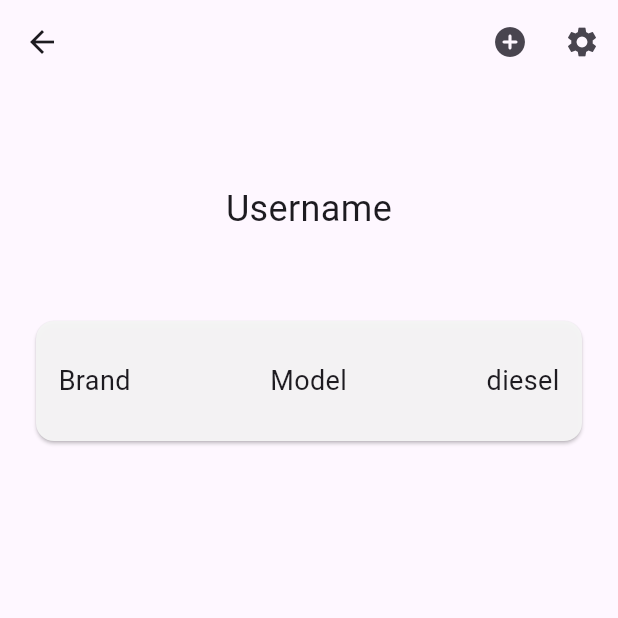
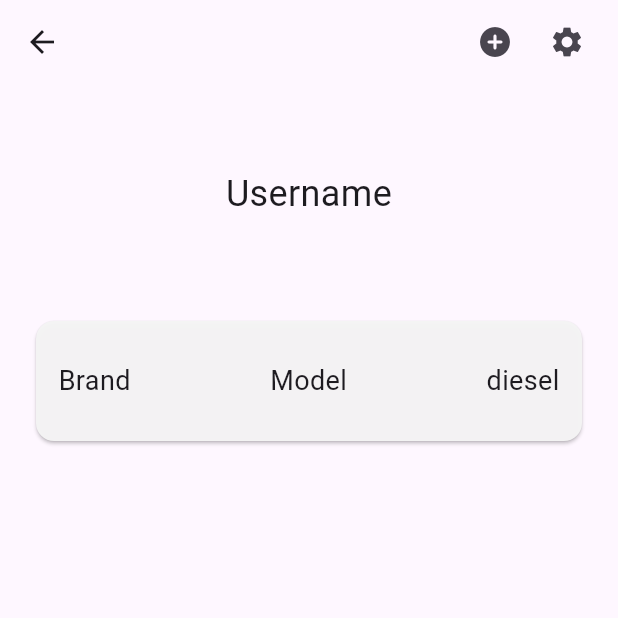
Before and after one commit to Slinza/gas_io, a Flutter app: the UserScreen screen opened directly, on a phone screen of 412 x 824 dp, the top half of it. Run offline on Flutter 3.47's test engine with Material 3 defaults, Android fonts, the phone set to English and light mode, and no system bars; drawn by our look-alikes of flutter_slidable; our stand-ins replace fl_chart, flutter_form_builder, form_builder_validators, geolocator, google_fonts, google_maps_flutter and 2 more; missing offline and left inert: flutter_config; accounts and stored records are empty; Roboto replaces fonts that are missing (Abel).

Commit message:
fix padding

```diff
--- a/lib/screens/user_screen.dart
+++ b/lib/screens/user_screen.dart
@@ -6,7 +6,6 @@
 import 'package:gas_io/components/user_schema.dart';
 import 'package:gas_io/screens/user_settings.dart';
 import 'package:gas_io/screens/car_settings.dart';
-import 'package:gas_io/screens/car_settings_details.dart';
 import 'package:gas_io/components/car_card.dart';
 
 const USER_ID = 0; //TODO: Make it changiable
@@ -19,7 +18,6 @@
 }
 
 class _UserScreenState extends State<UserScreen> {
-  String profilePic = 'assets/user_icon.png';
   final DatabaseHelper _databaseHelper = DatabaseHelper();
   final ScrollController _listController = ScrollController();
   UserData? _user;
@@ -32,13 +30,15 @@
   }
 
   Future<void> fetchUserData() async {
-    //DatabaseHelper helper = DatabaseHelper.instance;
     _user = await _databaseHelper.getUser();
     List<CarData> cardList = await _databaseHelper.getCarsByUser(USER_ID);
 
-    setState(() {
-      _cardList = cardList;
-    });
+    setState(
+      () {
+        _cardList = cardList;
+      },
+    );
+
     // Scroll to the top when a new card is added
     if (_listController.hasClients) {
       _listController.animateTo(
@@ -46,20 +46,6 @@
         duration: const Duration(milliseconds: 500),
         curve: Curves.easeInOut,
       );
-    }
-  }
-
-  Future<void> _modifyCard(cardData) async {
-    // Navigate to the insert page and wait for the result
-    final newCard = await Navigator.push(
-      context,
-      MaterialPageRoute(
-          builder: (context) => DetailsCarSettingsScreen(cardData)),
-    );
-
-    // Check if the result is not null and reload the cards
-    if (newCard != null) {
-      fetchUserData();
     }
   }
 
@@ -89,7 +75,6 @@
   Future<void> _showDeleteConfirmation(CarData cardData) async {
     return showDialog<void>(
       context: context,
-      barrierDismissible: false, // user must tap button for close dialog
       builder: (BuildContext context) {
         if (_cardList.length > 1) {
           return AlertDialog(
@@ -160,14 +145,6 @@
               extentRatio: 0.5,
               motion: const BehindMotion(),
               children: [
-                // SlidableAction(
-                //   onPressed: (context) => _modifyCard(carData),
-                //   backgroundColor: Colors.transparent,
-                //   foregroundColor: Colors.orange,
-                //   icon: Icons.info, //Icons.edit,
-                //   label: 'Details', //'Edit',
-                //   borderRadius: const BorderRadius.all(Radius.circular(100)),
-                // ),
                 SlidableAction(
                   onPressed: (context) async {
                     await _showDeleteConfirmation(carData);
@@ -204,6 +181,9 @@
               _userSettings();
             },
           ),
+          const SizedBox(
+            width: 10,
+          )
         ],
       ),
       body: SingleChildScrollView(
@@ -212,30 +192,13 @@
               ? Column(
                   crossAxisAlignment: CrossAxisAlignment.stretch,
                   children: [
-                    // Center(
-                    //   child: Stack(
-                    //     children: [
-                    //       CircleAvatar(
-                    //         radius: 50.0,
-                    //         backgroundImage: AssetImage(
-                    //             profilePic), //NetworkImage(profilePic),
-                    //       ),
-                    //     ],
-                    //   ),
-                    // ),
-                    // const SizedBox(height: 16.0),
-                    const SizedBox(height: 50.0),
+                    const SizedBox(height: 40.0),
                     Text(
                       _user!.username,
                       textAlign: TextAlign.center,
                       style: detailsStyle,
-                      // textAlign: TextAlign.center,
-                      // decoration: InputDecoration(
-                      //   hintText: 'Name: ${_user!.name}',
-                      //   border: InputBorder.none,
-                      // ),
                     ),
-                    const SizedBox(height: 50.0),
+                    const SizedBox(height: 60.0),
                     SizedBox(
                       width: 200,
                       height: 600,
```
